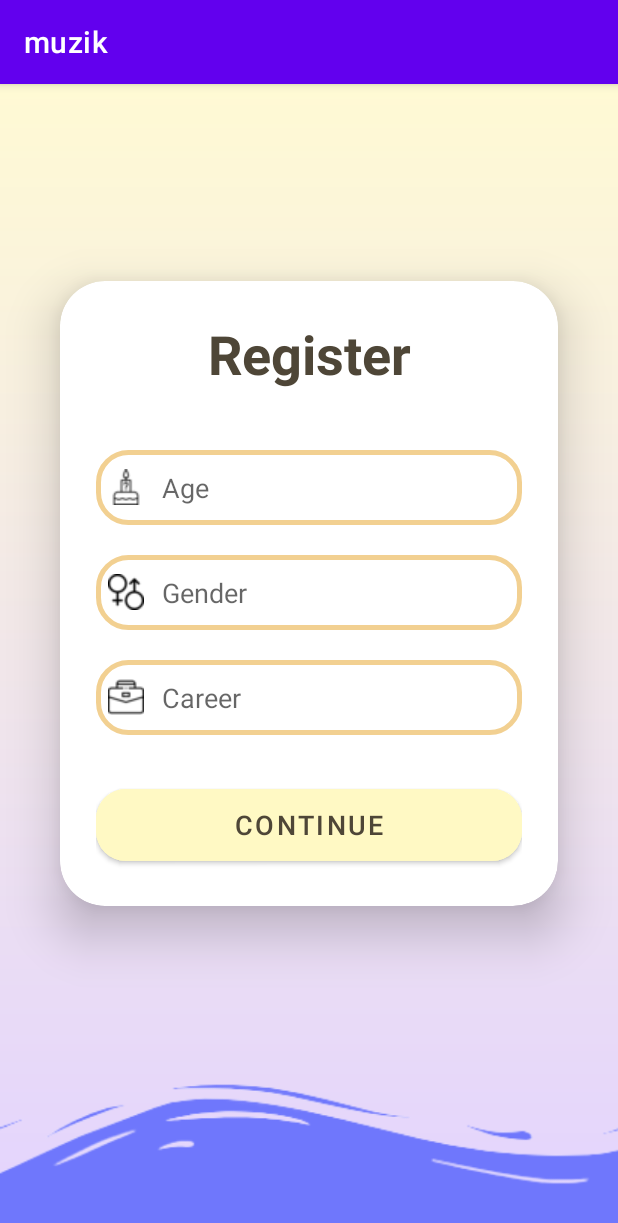
After one commit to lancer2672/HealthCare, an Android app: the SignUpPhase2 screen opened through its navigation route, on a phone screen of 412 x 824 dp. The commit adds this screen. Shown: the top 1223 px of the screen. Run offline under Robolectric (Android 15) with nearby library versions, the phone set to English and light mode, and no system bars; our stand-ins replace data binding.

Commit message:
create ui for sign in phase 1 & 2

```diff
--- a/app/src/main/AndroidManifest.xml
+++ b/app/src/main/AndroidManifest.xml
@@ -12,6 +12,9 @@
         android:supportsRtl="true"
         android:theme="@style/Theme.HealthCareApp"
         tools:targetApi="31">
+        <activity
+            android:name=".ui.activities.auth.SignUpActivity"
+            android:exported="false" />
         <activity
             android:name=".ui.activities.auth.SignInActivity"
             android:exported="false" />
--- /dev/null
+++ b/app/src/main/java/com/example/healthcareapp/ui/activities/auth/SignUpActivity.java
@@ -0,0 +1,16 @@
+package com.example.healthcareapp.ui.activities.auth;
+
+import androidx.appcompat.app.AppCompatActivity;
+
+import android.os.Bundle;
+
+import com.example.healthcareapp.R;
+
+public class SignUpActivity extends AppCompatActivity {
+
+    @Override
+    protected void onCreate(Bundle savedInstanceState) {
+        super.onCreate(savedInstanceState);
+        setContentView(R.layout.activity_sign_up);
+    }
+}
--- /dev/null
+++ b/app/src/main/java/com/example/healthcareapp/ui/fragments/SignUpPhase1.java
@@ -0,0 +1,66 @@
+package com.example.healthcareapp.ui.fragments;
+
+import android.os.Bundle;
+
+import androidx.fragment.app.Fragment;
+
+import android.view.LayoutInflater;
+import android.view.View;
+import android.view.ViewGroup;
+
+import com.example.healthcareapp.R;
+
+/**
+ * A simple {@link Fragment} subclass.
+ * Use the {@link SignUpPhase1#newInstance} factory method to
+ * create an instance of this fragment.
+ */
+public class SignUpPhase1 extends Fragment {
+
+    // TODO: Rename parameter arguments, choose names that match
+    // the fragment initialization parameters, e.g. ARG_ITEM_NUMBER
+    private static final String ARG_PARAM1 = "param1";
+    private static final String ARG_PARAM2 = "param2";
+
+    // TODO: Rename and change types of parameters
+    private String mParam1;
+    private String mParam2;
+
+    public SignUpPhase1() {
+        // Required empty public constructor
+    }
+
+    /**
+     * Use this factory method to create a new instance of
+     * this fragment using the provided parameters.
+     *
+     * @param param1 Parameter 1.
+     * @param param2 Parameter 2.
+     * @return A new instance of fragment SignUpPhase1.
+     */
+    // TODO: Rename and change types and number of parameters
+    public static SignUpPhase1 newInstance(String param1, String param2) {
+        SignUpPhase1 fragment = new SignUpPhase1();
+        Bundle args = new Bundle();
+        args.putString(ARG_PARAM1, param1);
+        args.putString(ARG_PARAM2, param2);
+        fragment.setArguments(args);
+        return fragment;
+    }
+
+    @Override
+    public void onCreate(Bundle savedInstanceState) {
+        super.onCreate(savedInstanceState);
+        if (getArguments() != null) {
+            mParam1 = getArguments().getString(ARG_PARAM1);
+            mParam2 = getArguments().getString(ARG_PARAM2);
+        }
+    }
+
+    @Override
+    public View onCreateView(LayoutInflater inflater, ViewGroup container,
+                             Bundle savedInstanceState) {
+        // Inflate the layout for this fragment
+        return inflater.inflate(R.layout.fragment_sign_up_phase1, container, false);
+    }
+}
--- /dev/null
+++ b/app/src/main/java/com/example/healthcareapp/ui/fragments/SignUpPhase2.java
@@ -0,0 +1,66 @@
+package com.example.healthcareapp.ui.fragments;
+
+import android.os.Bundle;
+
+import androidx.fragment.app.Fragment;
+
+import android.view.LayoutInflater;
+import android.view.View;
+import android.view.ViewGroup;
+
+import com.example.healthcareapp.R;
+
+/**
+ * A simple {@link Fragment} subclass.
+ * Use the {@link SignUpPhase2#newInstance} factory method to
+ * create an instance of this fragment.
+ */
+public class SignUpPhase2 extends Fragment {
+
+    // TODO: Rename parameter arguments, choose names that match
+    // the fragment initialization parameters, e.g. ARG_ITEM_NUMBER
+    private static final String ARG_PARAM1 = "param1";
+    private static final String ARG_PARAM2 = "param2";
+
+    // TODO: Rename and change types of parameters
+    private String mParam1;
+    private String mParam2;
+
+    public SignUpPhase2() {
+        // Required empty public constructor
+    }
+
+    /**
+     * Use this factory method to create a new instance of
+     * this fragment using the provided parameters.
+     *
+     * @param param1 Parameter 1.
+     * @param param2 Parameter 2.
+     * @return A new instance of fragment SignUpPhase2.
+     */
+    // TODO: Rename and change types and number of parameters
+    public static SignUpPhase2 newInstance(String param1, String param2) {
+        SignUpPhase2 fragment = new SignUpPhase2();
+        Bundle args = new Bundle();
+        args.putString(ARG_PARAM1, param1);
+        args.putString(ARG_PARAM2, param2);
+        fragment.setArguments(args);
+        return fragment;
+    }
+
+    @Override
+    public void onCreate(Bundle savedInstanceState) {
+        super.onCreate(savedInstanceState);
+        if (getArguments() != null) {
+            mParam1 = getArguments().getString(ARG_PARAM1);
+            mParam2 = getArguments().getString(ARG_PARAM2);
+        }
+    }
+
+    @Override
+    public View onCreateView(LayoutInflater inflater, ViewGroup container,
+                             Bundle savedInstanceState) {
+        // Inflate the layout for this fragment
+        return inflater.inflate(R.layout.fragment_sign_up_phase2, container, false);
+    }
+}
--- /dev/null
+++ b/app/src/main/res/anim/slide_in_left.xml
@@ -0,0 +1,6 @@
+<?xml version="1.0" encoding="utf-8"?>
+<set xmlns:android="http://schemas.android.com/apk/res/android">
+    <translate android:fromXDelta="-100%" android:toXDelta="0%"
+        android:fromYDelta="0%" android:toYDelta="0%"
+        android:duration="400"/>
+</set>
--- /dev/null
+++ b/app/src/main/res/anim/slide_in_right.xml
@@ -0,0 +1,6 @@
+<?xml version="1.0" encoding="utf-8"?>
+<set xmlns:android="http://schemas.android.com/apk/res/android">
+    <translate android:fromXDelta="100%" android:toXDelta="0%"
+        android:fromYDelta="0%" android:toYDelta="0%"
+        android:duration="400"/>
+</set>
--- /dev/null
+++ b/app/src/main/res/anim/slide_out_left.xml
@@ -0,0 +1,6 @@
+<?xml version="1.0" encoding="utf-8"?>
+<set xmlns:android="http://schemas.android.com/apk/res/android">
+    <translate android:fromXDelta="0%" android:toXDelta="-100%"
+        android:fromYDelta="0%" android:toYDelta="0%"
+        android:duration="400"/>
+</set>
--- /dev/null
+++ b/app/src/main/res/anim/slide_out_right.xml
@@ -0,0 +1,6 @@
+<?xml version="1.0" encoding="utf-8"?>
+<set xmlns:android="http://schemas.android.com/apk/res/android">
+    <translate android:fromXDelta="0%" android:toXDelta="100%"
+        android:fromYDelta="0%" android:toYDelta="0%"
+        android:duration="400"/>
+</set>
--- /dev/null
+++ b/app/src/main/res/layout/activity_sign_up.xml
@@ -0,0 +1,65 @@
+<?xml version="1.0" encoding="utf-8"?>
+<layout   xmlns:android="http://schemas.android.com/apk/res/android"
+    xmlns:app="http://schemas.android.com/apk/res-auto"
+    xmlns:card_view="http://schemas.android.com/apk/res-auto"
+    xmlns:tools="http://schemas.android.com/tools">
+    <data>
+
+    </data>
+    <LinearLayout
+        android:layout_width="match_parent"
+        android:layout_height="match_parent"
+        android:orientation="vertical"
+        android:gravity="bottom"
+        android:background="@drawable/gradient_background"
+        tools:context=".ui.activities.auth.SignUpActivity">
+        <androidx.cardview.widget.CardView
+            android:layout_width="match_parent"
+            android:layout_height="wrap_content"
+            android:layout_margin="40dp"
+            app:cardCornerRadius="30dp"
+            app:cardElevation="20dp"
+            >
+            <LinearLayout
+                android:layout_width="match_parent"
+                android:layout_height="wrap_content"
+                android:orientation="vertical"
+                android:layout_gravity="center_horizontal"
+                android:padding="24dp">
+                <TextView
+                    android:layout_width="match_parent"
+                    android:layout_height="wrap_content"
+                    android:text="Register"
+                    android:id="@+id/loginText"
+                    android:textSize="36sp"
+                    android:textAlignment="center"
+                    android:textStyle="bold"
+                    android:textColor="@color/brown"/>
+                <androidx.fragment.app.FragmentContainerView
+                    android:layout_width="match_parent"
+                    android:id="@+id/nav_host_fragment"
+                    android:name="androidx.navigation.fragment.NavHostFragment"
+                    app:defaultNavHost = "true"
+                    tools:layout="@layout/fragment_sign_up_phase1"
+                    app:navGraph="@navigation/sign_up_nav_graph"
+                    android:layout_height="match_parent"/>
+                <Button
+                    android:layout_width="match_parent"
+                    android:layout_height="60dp"
+                    android:id="@+id/loginButton"
+                    android:text="Continue"
+                    android:textSize="18sp"
+                    android:textColor="@color/brown"
+                    android:layout_marginTop="30dp"
+                    android:backgroundTint="@color/light_yellow"
+                    app:cornerRadius = "20dp"/>
+            </LinearLayout>
+        </androidx.cardview.widget.CardView>
+
+        <ImageView
+            android:layout_width="match_parent"
+            android:src="@drawable/bottom_image"
+            android:layout_marginBottom="-20dp"
+            android:layout_height="200dp"/>
+    </LinearLayout>
+</layout>
--- /dev/null
+++ b/app/src/main/res/layout/fragment_sign_up_phase2.xml
@@ -0,0 +1,46 @@
+<?xml version="1.0" encoding="utf-8"?>
+<LinearLayout xmlns:android="http://schemas.android.com/apk/res/android"
+    xmlns:tools="http://schemas.android.com/tools"
+    android:layout_width="match_parent"
+    android:layout_height="match_parent"
+    android:orientation="vertical"
+    tools:context=".ui.fragments.SignUpPhase2">
+
+    <EditText
+        android:layout_width="match_parent"
+        android:layout_height="50dp"
+        android:id="@+id/username"
+        android:background="@drawable/custom_edt"
+        android:drawableLeft="@drawable/cake"
+        android:drawablePadding="12dp"
+        android:hint="Age"
+        android:padding="8dp"
+        android:textColor="@color/black"
+        android:textColorHighlight="@color/cardview_dark_background"
+        android:layout_marginTop="40dp"/>
+    <EditText
+        android:layout_width="match_parent"
+        android:layout_height="50dp"
+        android:id="@+id/password"
+        android:background="@drawable/custom_edt"
+        android:drawableLeft="@drawable/sex"
+        android:drawablePadding="12dp"
+        android:hint="Gender"
+        android:padding="8dp"
+        android:textColor="@color/black"
+        android:textColorHighlight="@color/cardview_dark_background"
+        android:layout_marginTop="20dp"/>
+    <EditText
+        android:layout_width="match_parent"
+        android:layout_height="50dp"
+        android:id="@+id/confirm_password"
+        android:background="@drawable/custom_edt"
+        android:drawableLeft="@drawable/career"
+        android:drawablePadding="12dp"
+        android:hint="Career"
+        android:padding="8dp"
+        android:textColor="@color/black"
+        android:textColorHighlight="@color/cardview_dark_background"
+        android:layout_marginTop="20dp"/>
+
+</LinearLayout>
--- /dev/null
+++ b/app/src/main/res/navigation/sign_up_nav_graph.xml
@@ -0,0 +1,26 @@
+<?xml version="1.0" encoding="utf-8"?>
+<navigation xmlns:android="http://schemas.android.com/apk/res/android"
+    xmlns:app="http://schemas.android.com/apk/res-auto"
+    xmlns:tools="http://schemas.android.com/tools"
+    android:id="@+id/sign_up_nav_graph"
+    app:startDestination="@id/signUpPhase1">
+
+    <fragment
+        android:id="@+id/signUpPhase1"
+        android:name="com.example.healthcareapp.ui.fragments.SignUpPhase1"
+        android:label="fragment_sign_up_phase1"
+        tools:layout="@layout/fragment_sign_up_phase1" >
+        <action
+            android:id="@+id/action_signUpPhase1_to_signUpPhase2"
+            app:destination="@id/signUpPhase2"
+            app:enterAnim="@anim/slide_in_right"
+            app:exitAnim="@anim/slide_out_left"
+            app:popEnterAnim="@anim/slide_in_left"
+            app:popExitAnim="@anim/slide_out_right" />
+    </fragment>
+    <fragment
+        android:id="@+id/signUpPhase2"
+        android:name="com.example.healthcareapp.ui.fragments.SignUpPhase2"
+        android:label="fragment_sign_up_phase2"
+        tools:layout="@layout/fragment_sign_up_phase2" />
+</navigation>
--- a/app/src/main/res/values/strings.xml
+++ b/app/src/main/res/values/strings.xml
@@ -28,5 +28,7 @@
 
     <string name="terms_policies">By continuing, you agree to HealthCare's Terms And Conditions and Privacy Policy</string>
     <string name="welcome_slogan">Welcome to our app. Let's begin your journey towards a healthier mind and body today!</string>
+    <!-- TODO: Remove or change this placeholder text -->
+    <string name="hello_blank_fragment">Hello blank fragment</string>
 
 </resources>
```
Also changed, not shown: app/build.gradle (+9 -0 lines), app/src/main/res/anim/slide_down.xml (added, +7 -0 lines), app/src/main/res/anim/slide_up.xml (added, +7 -0 lines), app/src/main/res/layout/activity_sign_in.xml (+8 -4 lines), app/src/main/res/layout/fragment_sign_up_phase1.xml (added, +48 -0 lines), app/src/main/res/drawable/cake.png (added), app/src/main/res/drawable/career.png (added), app/src/main/res/drawable/sex.png (added).
